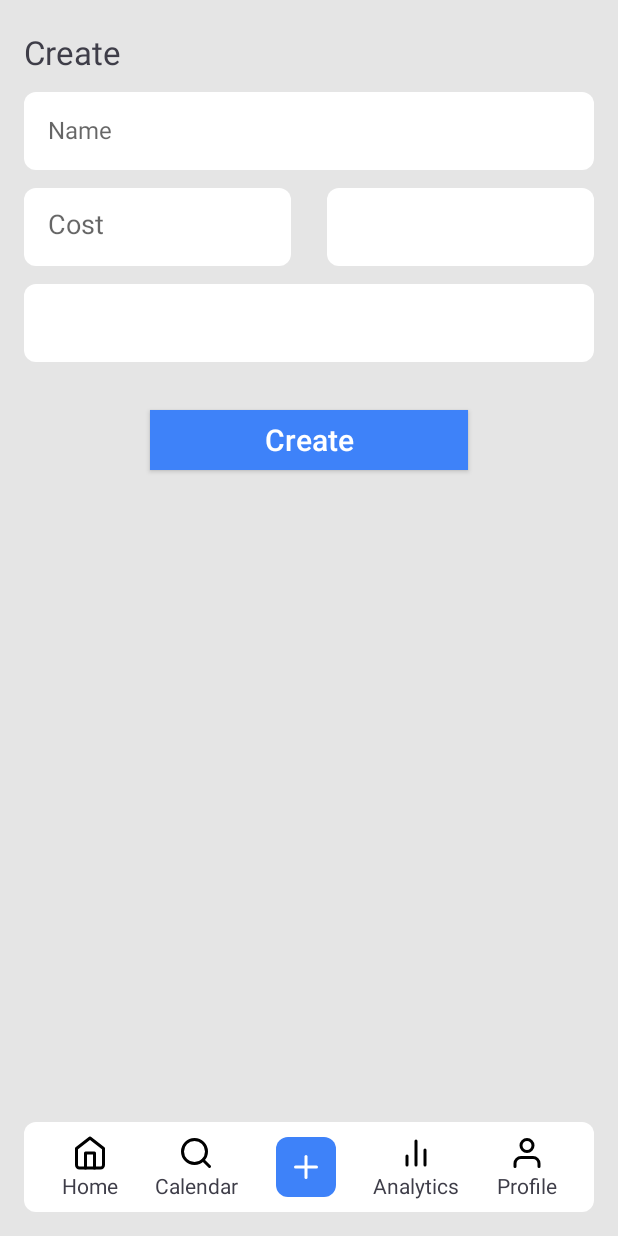
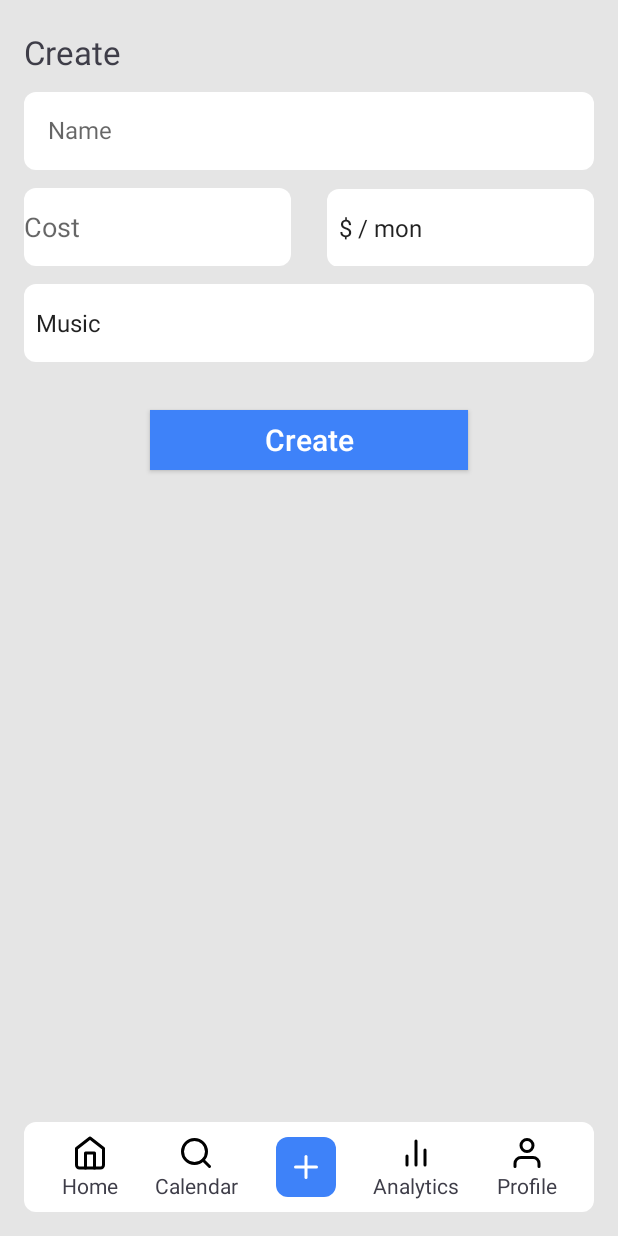
Before and after one commit to Razor0744/Buyupix, an Android app: the CreateSubscriptionActivity screen opened directly, with no data from a screen before it, on a phone screen of 412 x 824 dp. Run offline under Robolectric (Android 15) with nearby library versions, the phone set to English and light mode, and no system bars; our stand-ins replace Firebase (no records; nobody signed in at launch, a user with empty details on screens opened directly); Roboto replaces fonts that are not available here.

```diff
--- a/app/src/main/java/com/example/mys/CreateSubscriptionActivity.kt
+++ b/app/src/main/java/com/example/mys/CreateSubscriptionActivity.kt
@@ -3,6 +3,7 @@ package com.example.mys
 import android.content.Intent
 import androidx.appcompat.app.AppCompatActivity
 import android.os.Bundle
+import android.widget.ArrayAdapter
 import com.example.mys.databinding.ActivityCreatSubscriptionBinding
 import com.google.firebase.auth.FirebaseAuth
 import com.google.firebase.firestore.ktx.firestore
@@ -23,7 +24,9 @@ class CreateSubscriptionActivity : AppCompatActivity() {
                 "name" to "${binding.name.text}",
                 "cost" to "${binding.costEditText.text}",
                 "costSpinner" to "${binding.costEditText.text}",
-                "category" to "${binding.costEditText.text}"
+                "category" to "${binding.costEditText.text}",
+                "date" to  "${binding.name.text}",
+                "image" to "${binding.name.text}"
             )
             db.collection(uid()).document("${binding.name.text}")
                 .set(data)
--- a/app/src/main/res/layout/activity_creat_subscription.xml
+++ b/app/src/main/res/layout/activity_creat_subscription.xml
@@ -27,9 +27,11 @@
         android:layout_marginLeft="16dp"
         android:layout_marginTop="12dp"
         android:layout_marginRight="16dp"
+        android:autofillHints="username"
         android:background="@drawable/item_background"
         android:fontFamily="@font/roboto_medium"
         android:hint="@string/createNameSubscription"
+        android:inputType="text"
         android:maxLines="1"
         android:paddingStart="16dp"
         android:paddingTop="17dp"
@@ -38,7 +40,8 @@
         android:textSize="16sp"
         app:layout_constraintLeft_toLeftOf="parent"
         app:layout_constraintRight_toRightOf="parent"
-        app:layout_constraintTop_toBottomOf="@+id/create" />
+        app:layout_constraintTop_toBottomOf="@+id/create"
+        tools:ignore="RtlSymmetry" />
 
     <LinearLayout
         android:id="@+id/layout"
@@ -57,12 +60,12 @@
             android:layout_marginStart="16dp"
             android:layout_marginEnd="12dp"
             android:layout_weight="1"
+            android:autofillHints="username"
             android:background="@drawable/item_background"
             android:hint="@string/CrateCostSubscription"
+            android:inputType="text"
             android:maxLines="1"
-            android:paddingStart="16dp"
-            android:paddingTop="17dp"
-            android:paddingBottom="16dp" />
+            tools:ignore="RtlSymmetry" />
 
         <androidx.appcompat.widget.AppCompatSpinner
             android:id="@+id/costSpinner"
@@ -72,9 +75,9 @@
             android:layout_marginEnd="16dp"
             android:layout_weight="1"
             android:background="@drawable/item_background"
-            android:paddingStart="16dp"
-            android:paddingTop="17dp"
-            android:paddingBottom="16dp" />
+            android:entries="@array/costSpinner"
+            android:popupBackground="@drawable/item_background"
+            tools:ignore="RtlSymmetry" />
     </LinearLayout>
 
     <androidx.appcompat.widget.AppCompatSpinner
@@ -85,6 +88,8 @@
         android:layout_marginTop="12dp"
         android:layout_marginEnd="16dp"
         android:background="@drawable/item_background"
+        android:entries="@array/category"
+        android:popupBackground="@drawable/item_background"
         app:layout_constraintLeft_toLeftOf="parent"
         app:layout_constraintRight_toRightOf="parent"
         app:layout_constraintTop_toBottomOf="@id/layout" />
@@ -132,6 +137,7 @@
                 android:layout_height="wrap_content"
                 android:layout_gravity="center_horizontal"
                 android:background="@color/white"
+                android:contentDescription="@string/home"
                 android:src="@drawable/ic_home" />
 
             <TextView
@@ -159,6 +165,7 @@
                 android:layout_height="wrap_content"
                 android:layout_gravity="center_horizontal"
                 android:background="@color/white"
+                android:contentDescription="@string/calendar"
                 android:src="@drawable/ic_search" />
 
             <TextView
@@ -186,6 +193,7 @@
                 android:layout_height="wrap_content"
                 android:layout_gravity="center_horizontal"
                 android:background="@color/white"
+                android:contentDescription="@string/app_name"
                 android:src="@drawable/ic_group_5" />
         </LinearLayout>
 
@@ -205,6 +213,7 @@
                 android:layout_height="wrap_content"
                 android:layout_gravity="center_horizontal"
                 android:background="@color/white"
+                android:contentDescription="@string/analytics"
                 android:src="@drawable/ic_bar_chart" />
 
             <TextView
@@ -232,6 +241,7 @@
                 android:layout_height="wrap_content"
                 android:layout_gravity="center_horizontal"
                 android:background="@color/white"
+                android:contentDescription="@string/profile"
                 android:src="@drawable/ic_user" />
 
             <TextView
--- a/app/src/main/res/values/strings.xml
+++ b/app/src/main/res/values/strings.xml
@@ -4,17 +4,24 @@
 
     <string name="createNameSubscription">Name</string>
     <string name="CrateCostSubscription">Cost</string>
-    <string name="costSpinner">$/mon</string>
-    <string name="categorySpinner">Category</string>
     <string name="button_create">Create</string>
 
     <string name="login">Login</string>
     <string name="createAccount">Create Account</string>
     <string name="password">Password</string>
 
-    <string-array name="cost">
-        <item>skfjdl</item>
-        <item>skfjdl</item>
+    <string-array name="costSpinner">
+        <item>$ / mon</item>
+        <item>$ / week</item>
+    </string-array>
+
+    <string-array name="category">
+        <item>Music</item>
+        <item>Movies</item>
+        <item>Games</item>
+        <item>Education</item>
+        <item>Books</item>
+        <item>Delivery</item>
     </string-array>
 
     <string name="home">Home</string>
```
Also changed, not shown: app/src/main/java/Model/FirestoreRecyclerView.kt (deleted, +0 -10 lines), app/src/main/java/Service/DataService.kt (deleted, +0 -9 lines).
